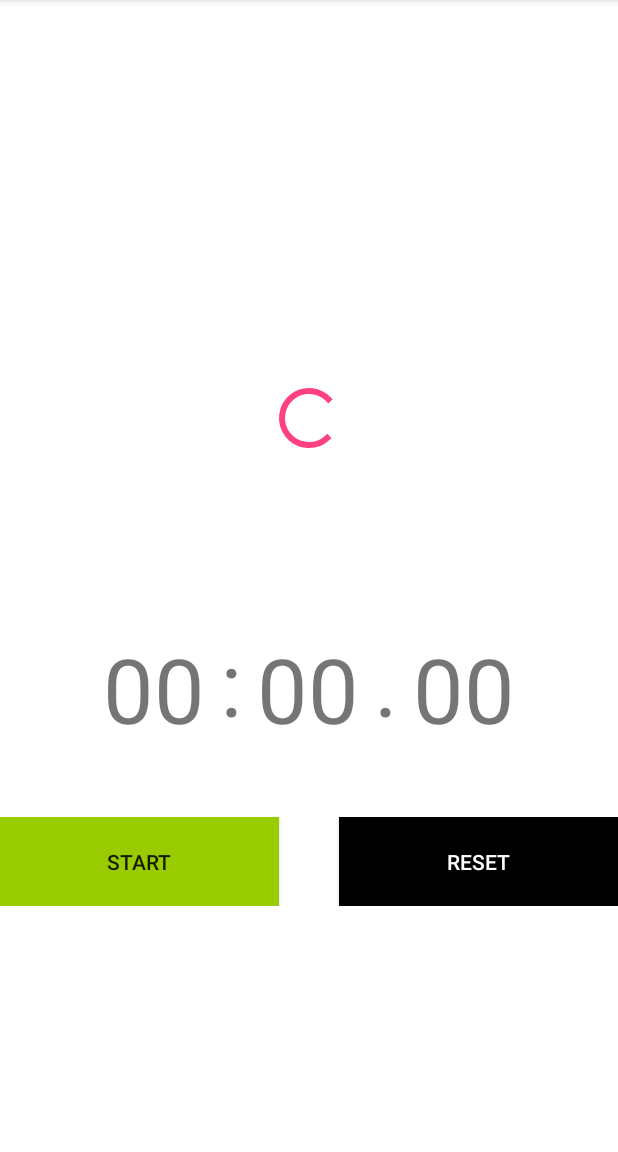
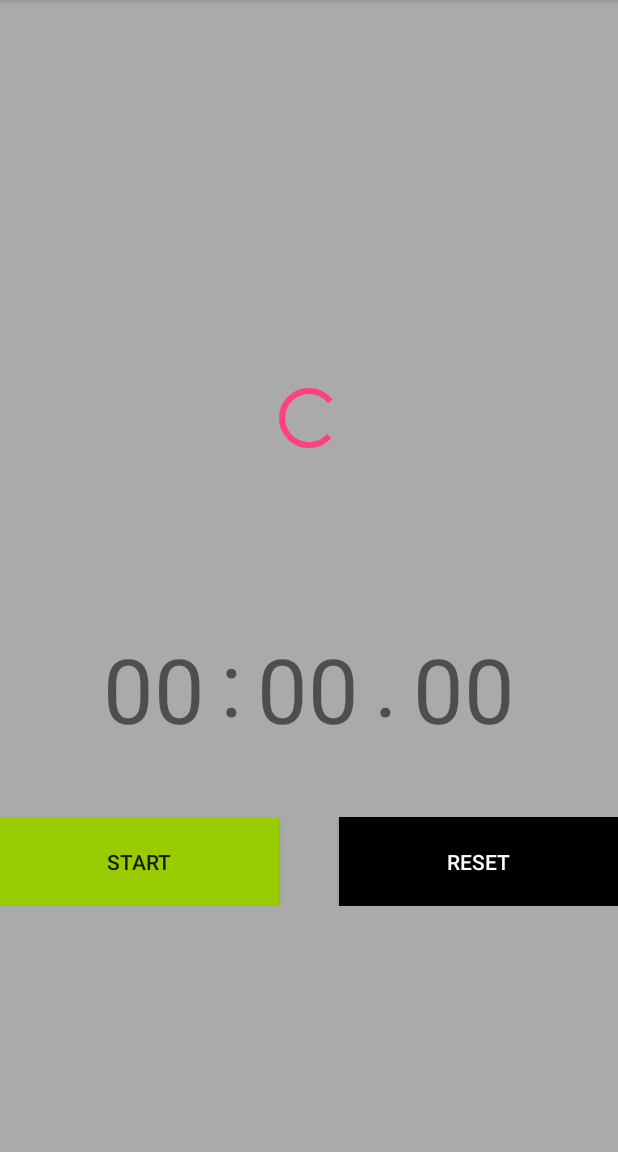
Before and after one commit to nevaan9/CS450Fall18HW1, an Android app: the screen it shows after launch (MainActivity), on a phone screen of 412 x 824 dp, the part 84-1236 px from its top. Run offline under Robolectric (Android 15) with nearby library versions, the phone set to English and light mode, and no system bars; libraries missing offline, so code that uses them is left out: com.mikhaellopez.circularprogressbar; plain views replace CircularProgressBar; 5 statements that could not run were skipped.

Commit message:
Changed background color

```diff
--- a/app/src/main/res/layout/activity_main.xml
+++ b/app/src/main/res/layout/activity_main.xml
@@ -9,7 +9,7 @@
     <LinearLayout
         android:layout_width="match_parent"
         android:layout_height="match_parent"
-        android:background="@android:color/background_light"
+        android:background="@android:color/darker_gray"
         android:gravity="center"
         android:orientation="vertical">
 
@@ -32,8 +32,7 @@
         <LinearLayout
             android:layout_width="wrap_content"
             android:layout_height="wrap_content"
-            android:gravity="center"
-            >
+            android:gravity="center">
 
             <TextView
                 android:id="@+id/tv_minutes"
```
